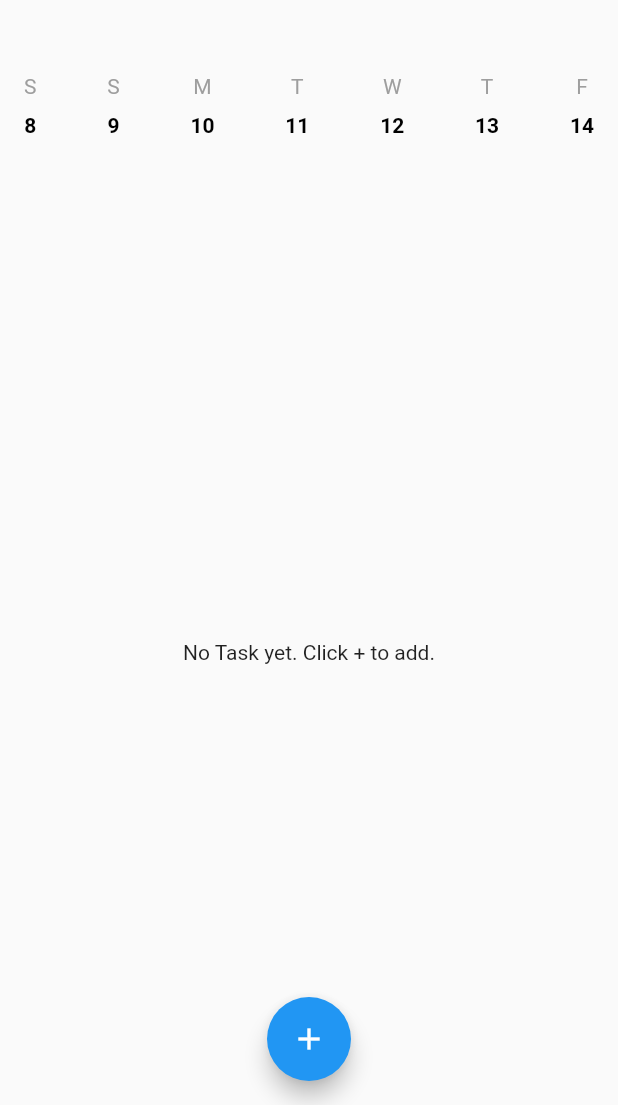
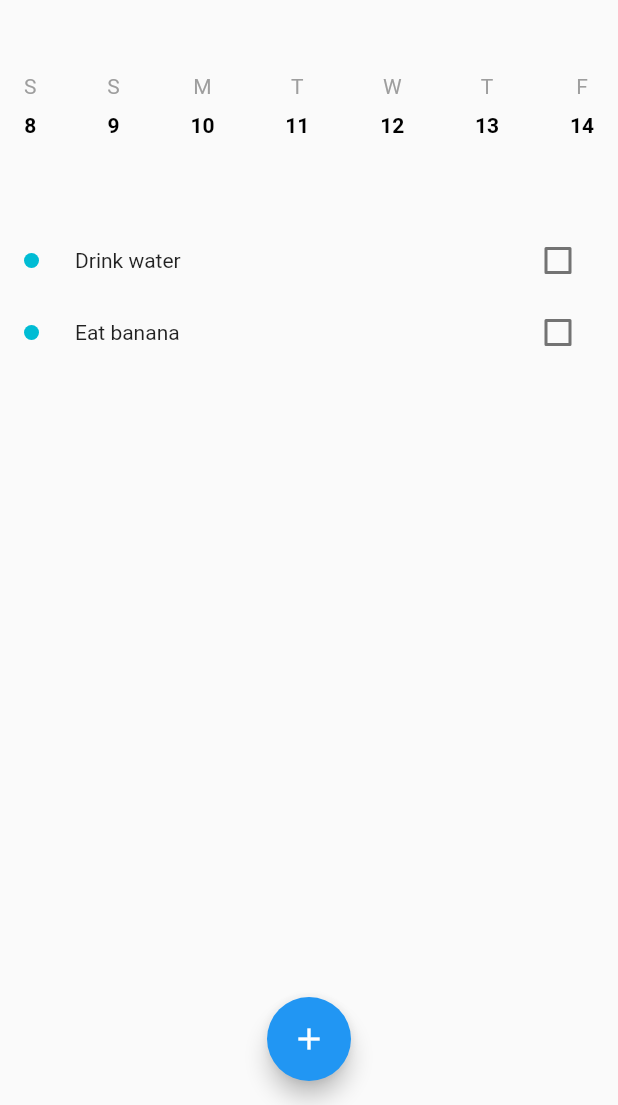
Before and after one commit to josephmangmang/grocerylist, a Flutter app: the screen it shows after launch, on a phone screen of 412 x 824 dp, the part 131-1236 px from its top. Run offline on Flutter 3.47's test engine with Material 2 defaults, Android fonts, the phone set to English and light mode, and no system bars; our stand-ins replace bloc, cloud_firestore, equatable, flutter_bloc; accounts and stored records are empty.

Commit message:
change to cubit bloc pattern

```diff
--- /dev/null
+++ b/lib/bloc/todo/todo_cubit.dart
@@ -0,0 +1,18 @@
+import 'package:bloc/bloc.dart';
+import 'package:equatable/equatable.dart';
+import 'package:todolist/models/todo.dart';
+
+part 'todo_state.dart';
+
+class TodoCubit extends Cubit<TodoState> {
+  TodoCubit() : super(InitialState());
+
+  void loadTodoList() {
+    List<Todo> todoList = [
+      Todo(task: "Drink water", isDone: false, dateTime: DateTime.now()),
+      Todo(task: "Eat banana", isDone: false, dateTime: DateTime.now()),
+    ];
+    emit(TodoLoaded(todoList));
+
+  }
+}
--- /dev/null
+++ b/lib/bloc/todo/todo_state.dart
@@ -0,0 +1,31 @@
+part of 'todo_cubit.dart';
+
+abstract class TodoState extends Equatable {}
+
+class InitialState extends TodoState {
+  @override
+  List<Object> get props => [];
+}
+
+class LoadingState extends TodoState {
+  @override
+  List<Object> get props => [];
+}
+
+class ErrorState extends TodoState {
+  final String message;
+
+  ErrorState(this.message);
+
+  @override
+  List<Object> get props => [message];
+}
+
+class TodoLoaded extends TodoState{
+  final List<Todo> todoList;
+
+  TodoLoaded(this.todoList);
+
+  @override
+  List<Object> get props => [todoList];
+}
--- a/lib/blocs/todo/todo.dart
+++ /dev/null
@@ -1,3 +0,0 @@
-export 'todo_bloc.dart';
-export 'todo_state.dart';
-export 'todo_event.dart';
--- a/lib/blocs/todolist/todolist.dart
+++ /dev/null
@@ -1,3 +0,0 @@
-export 'todolist_bloc.dart';
-export 'todolist_event.dart';
-export 'todolist_state.dart';
--- a/lib/blocs/todolist/todolist_event.dart
+++ /dev/null
@@ -1,38 +0,0 @@
-import 'package:equatable/equatable.dart';
-import 'package:todolist/models/todo.dart';
-
-abstract class TodolistEvent extends Equatable {
-  const TodolistEvent();
-}
-
-class StartFetchTodoList extends TodolistEvent {
-  @override
-  List<Object> get props => null;
-}
-
-class ProcessFirebaseResult extends TodolistEvent {
-  final List<Todo> todoList;
-
-  ProcessFirebaseResult(this.todoList);
-
-  @override
-  List<Object> get props => [todoList];
-}
-
-class DeleteTodo extends TodolistEvent {
-  final Todo todo;
-
-  DeleteTodo(this.todo);
-
-  @override
-  List<Object> get props => [todo];
-}
-
-class UpdateTodo extends TodolistEvent {
-  final Todo todo;
-
-  UpdateTodo(this.todo);
-
-  @override
-  List<Object> get props => [todo];
-}
--- a/lib/blocs/todolist/todolist_state.dart
+++ /dev/null
@@ -1,25 +0,0 @@
-import 'package:equatable/equatable.dart';
-import 'package:todolist/models/todo.dart';
-
-abstract class TodolistState extends Equatable {
-  const TodolistState();
-}
-
-class LoadingTodoList extends TodolistState {
-  @override
-  List<Object> get props => null;
-}
-
-class EmptyTodoList extends TodolistState {
-  @override
-  List<Object> get props => null;
-}
-
-class TodoListLoaded extends TodolistState {
-  final List<Todo> todoList;
-
-  TodoListLoaded(this.todoList);
-
-  @override
-  List<Object> get props => [todoList];
-}
--- a/lib/models/todo.dart
+++ b/lib/models/todo.dart
@@ -1,6 +1,4 @@
-import 'package:equatable/equatable.dart';
-
-class Todo extends Equatable {
+class Todo {
   final String id;
   final String task;
   final bool isDone;
@@ -11,28 +9,8 @@ class Todo extends Equatable {
   Todo(
       {this.id,
       this.task,
-      this.isDone,
+      this.isDone = false,
       this.dateTime,
       this.alarm,
       this.category});
-
-  @override
-  List<Object> get props => [id, task, isDone, dateTime, alarm, category];
-
-  Todo copyWith({
-    String id,
-    String task,
-    bool isDone,
-    DateTime dateTime,
-    String alarm,
-    String category,
-  }) {
-    return Todo(
-        id: id ?? this.id,
-        task: task ?? this.task,
-        isDone: isDone ?? this.isDone,
-        dateTime: dateTime ?? this.dateTime,
-        alarm: alarm ?? this.alarm,
-        category: category ?? this.category);
-  }
 }
--- a/lib/add_todo.dart
+++ b/lib/ui/add_todo.dart
@@ -1,8 +1,7 @@
 import 'package:flutter/cupertino.dart';
 import 'package:flutter/material.dart';
-import 'package:todolist/blocs/todo/todo.dart';
 
-import 'models/todo.dart';
+import '../models/todo.dart';
 
 class AddTodoPage extends StatefulWidget {
   @override
@@ -10,7 +9,6 @@ class AddTodoPage extends StatefulWidget {
 }
 
 class _AddTodoPageState extends State<AddTodoPage> {
-  TodoBloc todoBloc = TodoBloc();
   TextEditingController taskController = TextEditingController();
   var categoryTextController = TextEditingController();
 
@@ -141,12 +139,7 @@ class _AddTodoPageState extends State<AddTodoPage> {
           minWidth: double.infinity,
           color: Colors.blue,
           onPressed: () {
-            todoBloc.add(AddTodo(Todo(
-                isDone: false,
-                alarm: alarmText,
-                category: categoryTextController.text,
-                dateTime: dateTime,
-                task: taskController.text)));
+            // TODO handle add
 
             // close page after adding
             Navigator.pop(context);
--- a/lib/main.dart
+++ b/lib/ui/main.dart
@@ -3,8 +3,8 @@ import 'dart:math';
 import 'package:flutter/material.dart';
 import 'package:flutter_bloc/flutter_bloc.dart';
 import 'package:intl/intl.dart';
-import 'package:todolist/add_todo.dart';
-import 'package:todolist/blocs/todolist/todolist.dart';
+import 'package:todolist/bloc/todo/todo_cubit.dart';
+import 'package:todolist/ui/add_todo.dart';
 import 'package:todolist/models/todo.dart';
 
 void main() {
@@ -17,11 +17,11 @@ class HomePage extends StatefulWidget {
 }
 
 class _HomePageState extends State<HomePage> {
-  final TodolistBloc todolistBloc = TodolistBloc();
+  TodoCubit todoCubit = TodoCubit();
 
   @override
   void initState() {
-    todolistBloc.add(StartFetchTodoList());
+    todoCubit.loadTodoList();
     super.initState();
   }
 
@@ -165,43 +165,34 @@ class _HomePageState extends State<HomePage> {
 
   Widget todoList() {
     return BlocBuilder(
-        bloc: todolistBloc,
-        builder: (context, TodolistState state) {
-          if (state is LoadingTodoList) {
+      cubit: todoCubit,
+      builder: (context, TodoState state) {
+        if (state is InitialState) {
           return Center(child: CircularProgressIndicator());
         }
-          if (state is EmptyTodoList) {
-            return Center(
-              child: Text("No Task yet. Click + to add."),
-            );
-          }
-          if (state is TodoListLoaded) {
+
+        if (state is TodoLoaded) {
           return ListView(
             shrinkWrap: true,
-              children: state.todoList.map((Todo todo) {
-                return TodoItem(
+            children: state.todoList
+                .map((todo) => TodoItem(
                       todo,
-                  key: ValueKey(todo),
-                  todolistBloc: todolistBloc,
-                  onDeleteConfirmed: (Todo todo) {
-                    todolistBloc.add(DeleteTodo(todo));
-                  },
-                );
-              }).toList(),
+                      onDeleteConfirmed: (todo) {},
+                    ))
+                .toList(),
           );
         }
         return Container();
-        });
+      },
+    );
   }
 }
 
 class TodoItem extends StatelessWidget {
   final Todo todo;
   final Function(Todo todo) onDeleteConfirmed;
-  final TodolistBloc todolistBloc;
 
-  TodoItem(this.todo, {Key key, this.onDeleteConfirmed, this.todolistBloc})
-      : super(key: key);
+  TodoItem(this.todo, {Key key, this.onDeleteConfirmed}) : super(key: key);
 
   @override
   Widget build(BuildContext context) {
@@ -237,7 +228,7 @@ class TodoItem extends StatelessWidget {
             Checkbox(
               value: todo.isDone,
               onChanged: (isDone) {
-                todolistBloc.add(UpdateTodo(todo.copyWith(isDone: isDone)));
+                // TODO
               },
             )
           ],
--- a/pubspec.yaml
+++ b/pubspec.yaml
@@ -19,11 +19,11 @@ environment:
 dependencies:
   flutter:
     sdk: flutter
-  bloc: ^4.0.0
-  flutter_bloc: ^4.0.0
   cloud_firestore: ^0.13.6
-  equatable: ^1.2.0
   intl: ^0.16.1
+  bloc: ^6.0.0
+  flutter_bloc: ^6.0.0
+  equatable: ^1.2.3
 
 
 dev_dependencies:
```
Also changed, not shown: lib/blocs/todo/todo_bloc.dart (deleted, +0 -18 lines), lib/blocs/todo/todo_event.dart (deleted, +0 -13 lines), lib/blocs/todo/todo_state.dart (deleted, +0 -8 lines), lib/blocs/todolist/todolist_bloc.dart (deleted, +0 -48 lines), lib/data/repository.dart (renamed from lib/repository.dart), pubspec.lock. Lines whose indentation alone changed are shown as unchanged.
